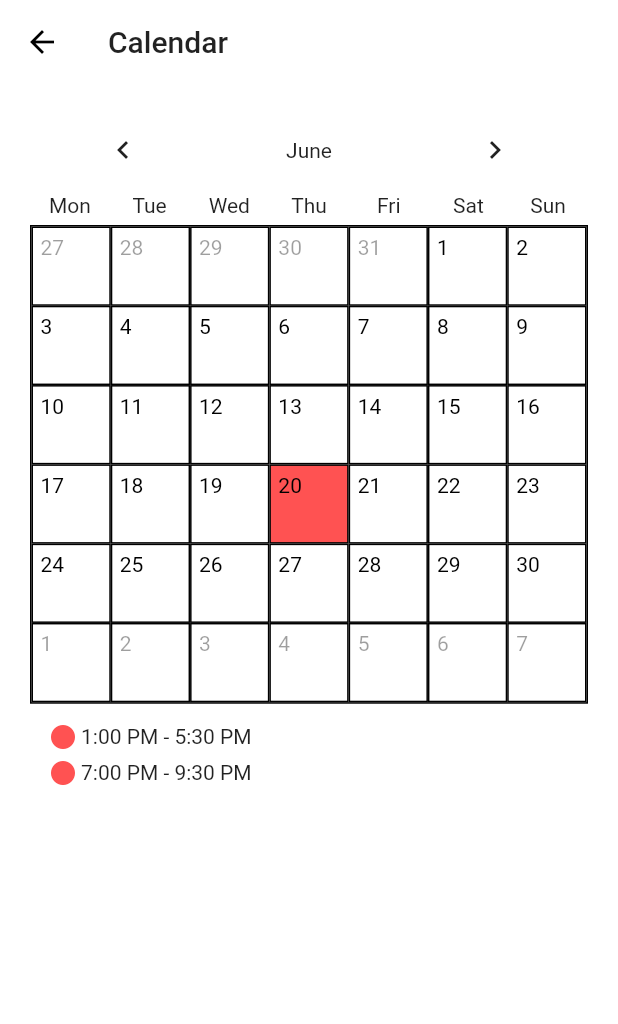
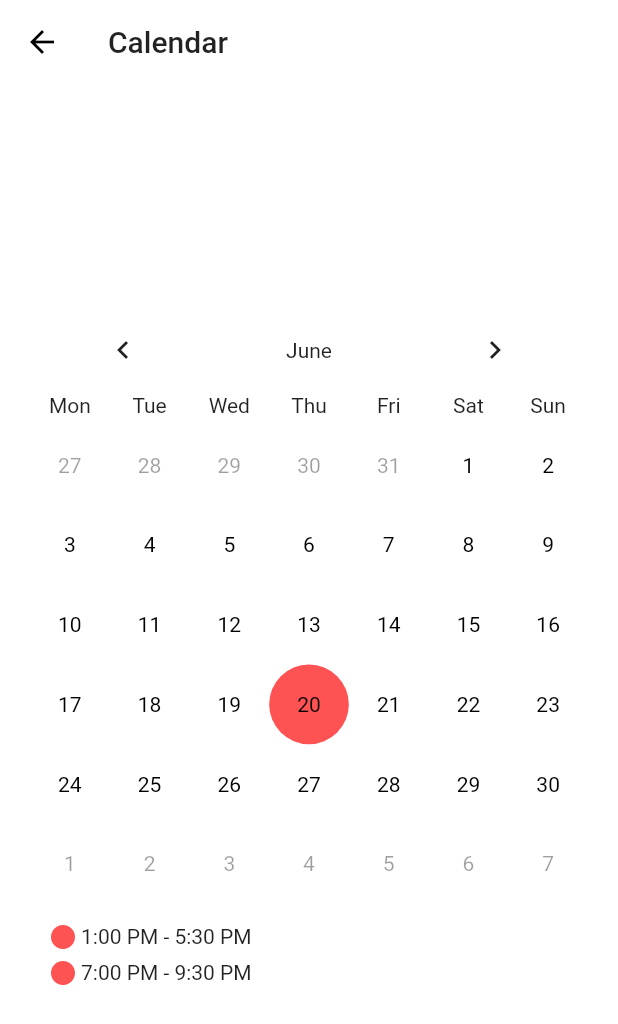
Before and after one commit to alice-0-kim/shift-scheduler, a Flutter app: the Dashboard widget shown alone on an empty page, opened directly, after a tap on "CALENDAR", on a phone screen of 412 x 824 dp. Shown: the top 1024 px of the screen. Run offline on Flutter 3.47's test engine with Material 2 defaults, Android fonts, the phone set to English and light mode, and no system bars; our stand-ins replace charts_flutter, datetime_picker_formfield, flutter_xlider.

Commit message:
More modern-look calendar design

```diff
--- a/lib/availability.dart
+++ b/lib/availability.dart
@@ -70,7 +70,7 @@ class AvailabilityState extends State<Availability> {
         children: daysOfWeek.map((day) =>
             ListTile(
               title: Text(day.toUpperCase(), style: textStyle),
-              trailing: Icon(Icons.keyboard_arrow_right),
+              trailing: Icon(Icons.keyboard_arrow_right, color: Colors.redAccent,),
               onTap: () {
                 Navigator.push(context, MaterialPageRoute(builder: (context) => TimeSlot()),);
               },
--- a/lib/calendar.dart
+++ b/lib/calendar.dart
@@ -94,7 +94,7 @@ class CalendarState extends State<Calendar> {
   Widget _buildEntry() {
     return Container(
       decoration: BoxDecoration(
-        border: Border.all(),
+//        border: Border.all(),
       ),
       child: GridView.count(
         // Create a grid with 2 columns. If you change the scrollDirection to
@@ -109,14 +109,16 @@ class CalendarState extends State<Calendar> {
               });
             },
             child: Container(
+              alignment: AlignmentDirectional.center,
               decoration: BoxDecoration(
-                border: Border.all(),
+//                border: Border.all(),
+                shape: BoxShape.circle,
                 color: index == currentDate ? Colors.redAccent : Colors.transparent,
               ),
               padding: EdgeInsets.all(5),
               // '${index < currentDaysOfMonth ? index + 1 : (index + 1) % currentDaysOfMonth}'
               // index < currentDaysOfMonth ? Colors.black : Colors.black38
-              child: Text(_getText(index), style: TextStyle(color: _getColor(index)),),
+              child: Text(_getText(index), style: TextStyle(color: _getColor(index)), textAlign: TextAlign.center,),
             ),
           );
         }),
@@ -161,15 +163,9 @@ class CalendarState extends State<Calendar> {
 
   @override
   Widget build(BuildContext context) {
-    return Scaffold(
-      appBar: AppBar(
-        title: Text('Calendar'),
-        elevation: 0,
-      ),
-      body: Padding(
-        padding: EdgeInsets.all(20),
-        child: _buildCalendar(widget.month),
-      ),
+    return Padding(
+      padding: EdgeInsets.all(20),
+      child: _buildCalendar(widget.month),
     );
   }
 }
--- a/lib/chart.dart
+++ b/lib/chart.dart
@@ -33,8 +33,8 @@ class SimpleTimeSeriesChart extends StatelessWidget {
   static List<charts.Series<TimeSeriesSales, DateTime>> _createSampleData() {
     final data = [
       new TimeSeriesSales(new DateTime(2017, 9, 19), 5),
-      new TimeSeriesSales(new DateTime(2017, 9, 21), 8),
-      new TimeSeriesSales(new DateTime(2017, 9, 23), 10),
+      new TimeSeriesSales(new DateTime(2017, 9, 21), 3),
+      new TimeSeriesSales(new DateTime(2017, 9, 23), 6),
       new TimeSeriesSales(new DateTime(2017, 9, 26), 7),
       new TimeSeriesSales(new DateTime(2017, 10, 3), 10),
       new TimeSeriesSales(new DateTime(2017, 10, 10), 5),
--- a/lib/dashboard.dart
+++ b/lib/dashboard.dart
@@ -2,6 +2,8 @@ import 'package:flutter/material.dart';
 import 'package:schedule/calendar.dart';
 import 'package:schedule/availability.dart';
 import 'package:schedule/chart.dart';
+import 'package:schedule/find.dart';
+import 'package:schedule/page.dart';
 import 'package:schedule/style.dart';
 
 class Dashboard extends StatefulWidget {
@@ -24,7 +26,7 @@ class DashboardState extends State<Dashboard> {
       children: <Widget>[
         Container(
           padding: EdgeInsets.symmetric(horizontal: 10),
-          height: 200.0,
+          height: 300.0,
           child: SimpleTimeSeriesChart.withSampleData(),
         ),
         Row(
@@ -46,21 +48,24 @@ class DashboardState extends State<Dashboard> {
         ),
         ListTile(
           title: Text('Calendar'.toUpperCase(), style: textStyle,),
-          trailing: Icon(Icons.keyboard_arrow_right),
+          trailing: Icon(Icons.keyboard_arrow_right, color: Colors.redAccent,),
           onTap: () {
-            Navigator.push(context, MaterialPageRoute(builder: (context) => Calendar.today()),);
+            Navigator.push(context, MaterialPageRoute(builder: (context) => Page()),);
           },
         ),
         ListTile(
           title: Text('Availability'.toUpperCase(), style: textStyle,),
-          trailing: Icon(Icons.keyboard_arrow_right),
+          trailing: Icon(Icons.keyboard_arrow_right, color: Colors.redAccent,),
           onTap: () {
             Navigator.push(context, MaterialPageRoute(builder: (context) => Availability()),);
           },
         ),
         ListTile(
           title: Text('Look for a cover'.toUpperCase(), style: textStyle,),
-          trailing: Icon(Icons.keyboard_arrow_right),
+          trailing: Icon(Icons.keyboard_arrow_right, color: Colors.redAccent,),
+          onTap: () {
+            Navigator.push(context, MaterialPageRoute(builder: (context) => Find()),);
+          },
         ),
       ],
     );
--- /dev/null
+++ b/lib/page.dart
@@ -0,0 +1,34 @@
+import 'package:flutter/material.dart';
+import 'package:schedule/calendar.dart';
+
+class Page extends StatefulWidget {
+  final String title = 'Calendar';
+
+  @override
+  State<StatefulWidget> createState() => PageState();
+}
+
+class PageState extends State<Page> {
+  @override
+  Widget build(BuildContext context) {
+    return Scaffold(
+      appBar: AppBar(
+        title: Text(widget.title),
+        elevation: 0,
+      ),
+      body: _buildBody(context),
+    );
+  }
+
+  Widget _buildBody(BuildContext context) {
+    return ConstrainedBox(
+      constraints: BoxConstraints.expand(),
+      child: Column(
+        mainAxisAlignment: MainAxisAlignment.center,
+        children: <Widget>[
+          Calendar(),
+        ],
+      ),
+    );
+  }
+}
```
Also changed, not shown: lib/find.dart (added, +33 -0 lines).
